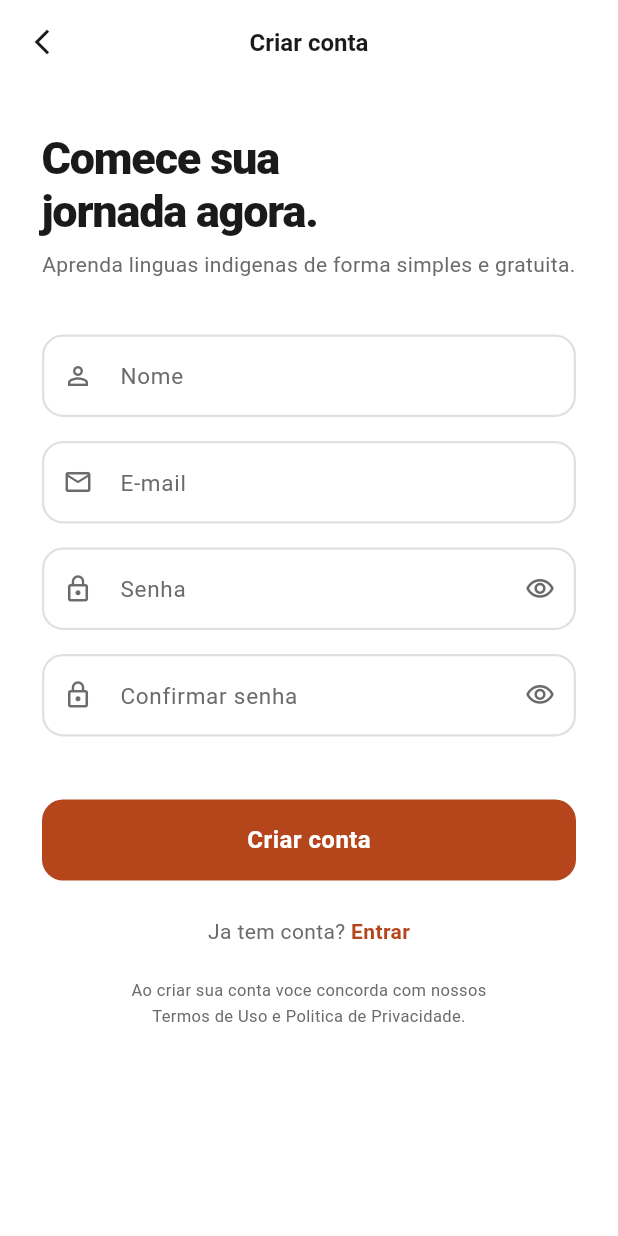
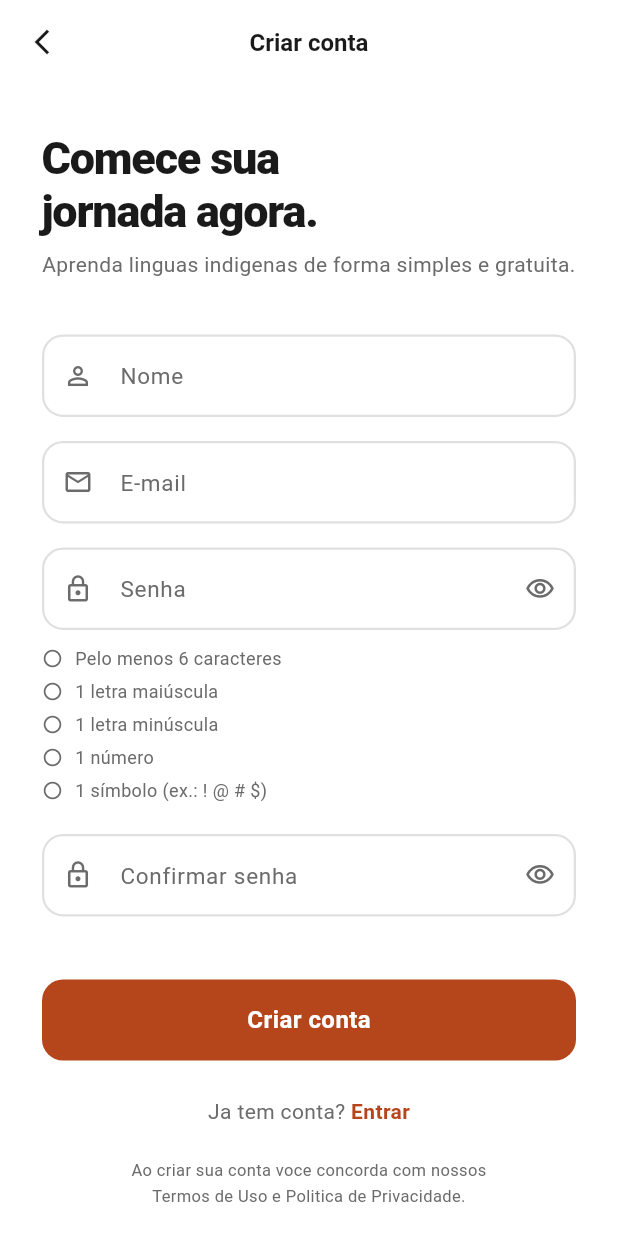
Before and after one commit to Marcos-Codfy/tekoha, a Flutter app: the RegisterScreen screen opened by its route, on a phone screen of 412 x 824 dp. Run offline on Flutter 3.47's test engine with Material 3 defaults, Android fonts, the phone set to English and light mode, and no system bars; our stand-ins replace audioplayers, cloud_firestore, firebase_auth, firebase_core, flutter_dotenv, get_it and 2 more; accounts and stored records are empty; generated files the repository leaves out were written again.

Commit message:
feat(auth): adiciona checklist de senha forte e entrada direta na home apos cadastro

```diff
--- a/lib/features/auth/presentation/screens/register_screen.dart
+++ b/lib/features/auth/presentation/screens/register_screen.dart
@@ -9,6 +9,7 @@ import 'package:provider/provider.dart';
 import '../../../../core/components/banners/tekoha_error_banner.dart';
 import '../../../../core/components/buttons/tekoha_primary_button.dart';
 import '../../../../core/constants/app_colors.dart';
+import '../../../../core/constants/app_routes.dart';
 import '../../../../core/utils/validators.dart';
 import '../providers/auth_provider.dart';
 
@@ -104,8 +105,14 @@ class _RegisterScreenState extends State<RegisterScreen>
       barrierColor: Colors.black54,
       builder: (_) => const _SuccessDialog(),
     );
+    // O createUser do Firebase JA autentica a conta recem-criada —
+    // entrar direto na Home evita pedir e-mail/senha que a pessoa
+    // digitou ha 5 segundos (Nielsen H6: reconhecimento, nao memoria).
     if (mounted) {
-      Navigator.of(context).popUntil((route) => route.isFirst);
+      Navigator.of(context).pushNamedAndRemoveUntil(
+        AppRoutes.home,
+        (_) => false,
+      );
     }
   }
 
@@ -219,6 +226,12 @@ class _RegisterScreenState extends State<RegisterScreen>
                       ),
                       validator: Validators.password,
                     ),
+                    const SizedBox(height: 10),
+                    // Dicas de senha forte SEMPRE visiveis (prevencao de
+                    // erros — Nielsen H5): cada criterio acende conforme
+                    // e cumprido, guiando sem bloquear (Firebase exige
+                    // apenas 6+; o resto e recomendacao de seguranca).
+                    _PasswordHints(password: _passwordController.text),
                     if (_passwordController.text.isNotEmpty) ...[
                       const SizedBox(height: 10),
                       _PasswordStrengthBar(strength: _passwordStrength),
@@ -306,6 +319,52 @@ class _RegisterScreenState extends State<RegisterScreen>
           ),
         ),
       ),
+    );
+  }
+}
+
+/// Checklist dinamico de senha forte: cada criterio "acende" quando
+/// cumprido. Dica orientativa — nao bloqueia o envio.
+class _PasswordHints extends StatelessWidget {
+  final String password;
+
+  const _PasswordHints({required this.password});
+
+  @override
+  Widget build(BuildContext context) {
+    final criteria = <(String, bool)>[
+      ('Pelo menos 6 caracteres', password.length >= 6),
+      ('1 letra maiúscula', password.contains(RegExp(r'[A-Z]'))),
+      ('1 letra minúscula', password.contains(RegExp(r'[a-z]'))),
+      ('1 número', password.contains(RegExp(r'[0-9]'))),
+      ('1 símbolo (ex.: ! @ # \$)', password.contains(RegExp(r'[!@#\$%^&*(),.?":{}|<>_\-+=;~]'))),
+    ];
+
+    return Column(
+      crossAxisAlignment: CrossAxisAlignment.start,
+      children: [
+        for (final (label, met) in criteria)
+          Padding(
+            padding: const EdgeInsets.only(bottom: 4),
+            child: Row(
+              children: [
+                Icon(
+                  met ? Icons.check_circle : Icons.circle_outlined,
+                  size: 14,
+                  color: met ? AppColors.correct : AppColors.textSecondary,
+                ),
+                const SizedBox(width: 8),
+                Text(
+                  label,
+                  style: TextStyle(
+                    fontSize: 12,
+                    color: met ? AppColors.correct : AppColors.textSecondary,
+                  ),
+                ),
+              ],
+            ),
+          ),
+      ],
     );
   }
 }
```
